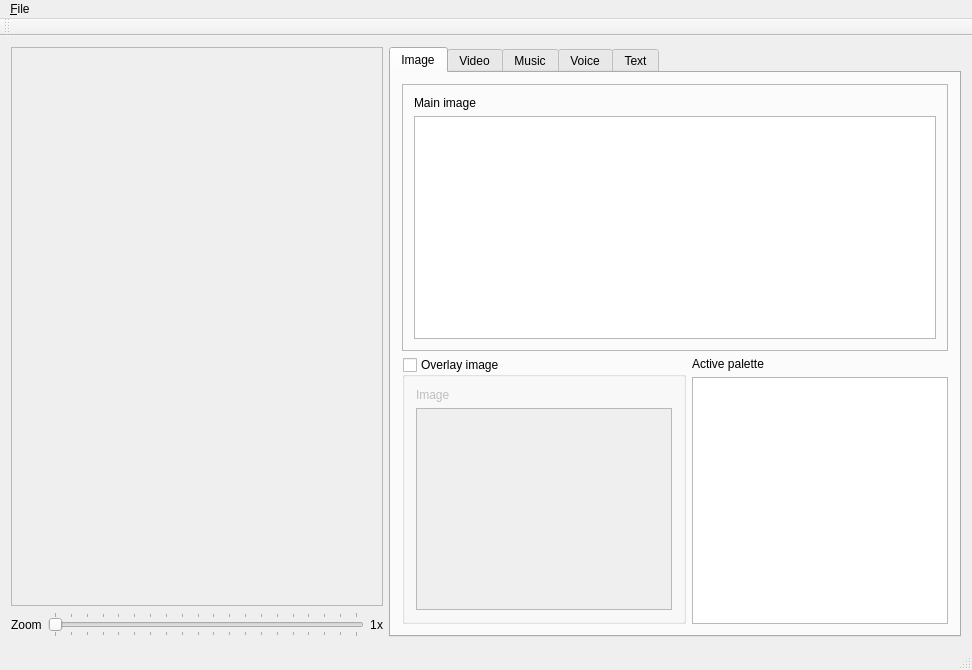
Risca/dgate_resource_manager, file mainwindow.ui: the form before one commit.
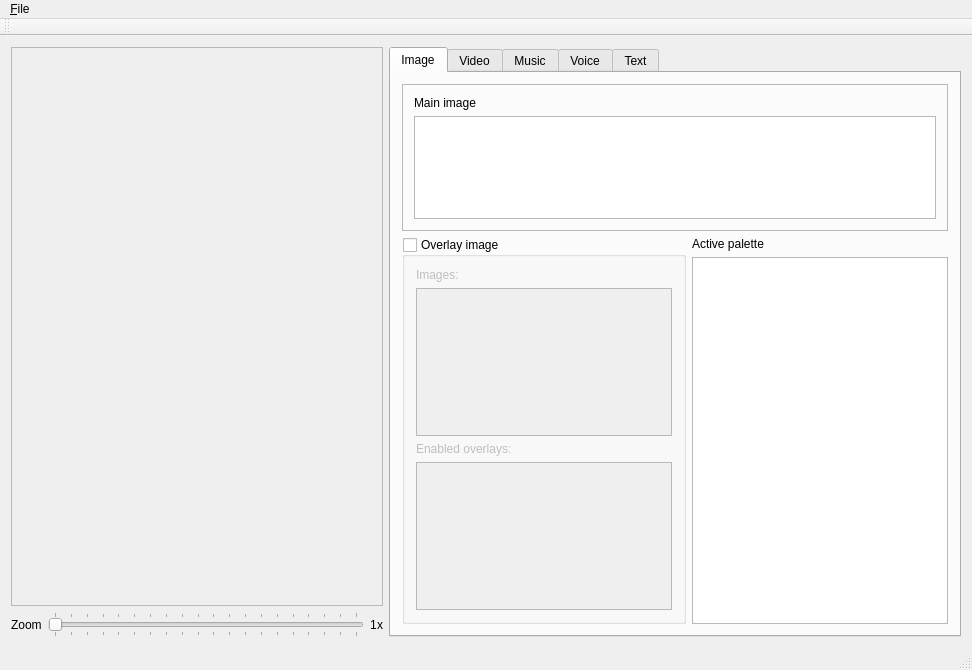
The form after the commit. Custom widgets are drawn as their Qt base class.

Commit message: Add support for overlaying multiple images

What changed in the file:
```diff
--- a/mainwindow.ui
+++ b/mainwindow.ui
@@ -99,7 +99,7 @@
              <bool>false</bool>
             </property>
             <attribute name="horizontalHeaderDefaultSectionSize">
-             <number>20</number>
+             <number>26</number>
             </attribute>
             <attribute name="horizontalHeaderHighlightSections">
              <bool>false</bool>
@@ -137,13 +137,23 @@
              <item>
               <widget class="QLabel" name="label_2">
                <property name="text">
-                <string>Image</string>
+                <string>Images:</string>
                </property>
               </widget>
              </item>
              <item>
               <widget class="QTreeView" name="overlayImageTreeView"/>
              </item>
+             <item>
+              <widget class="QLabel" name="label_3">
+               <property name="text">
+                <string>Enabled overlays:</string>
+               </property>
+              </widget>
+             </item>
+             <item>
+              <widget class="QListWidget" name="enabledOverlays"/>
+             </item>
             </layout>
            </widget>
           </item>
```
Left out of the diff: 8 changed lines with no effect on the pictures. The commit also changes 4 other files.
